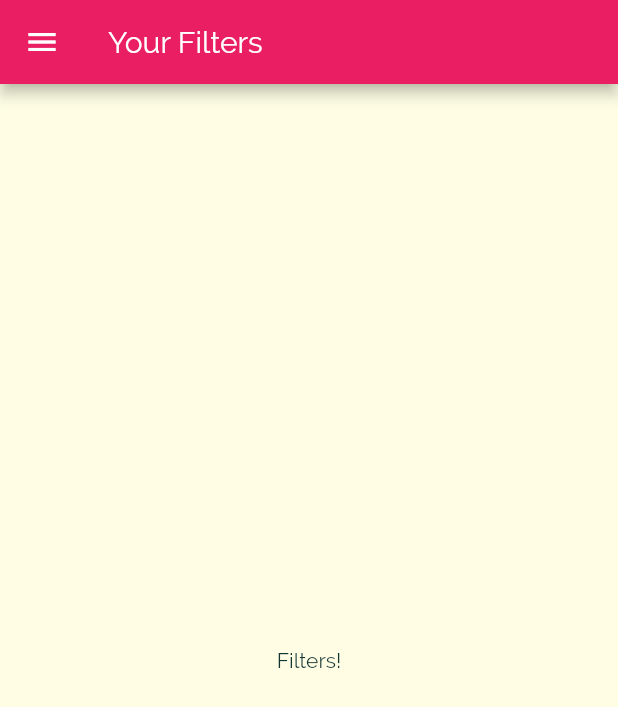
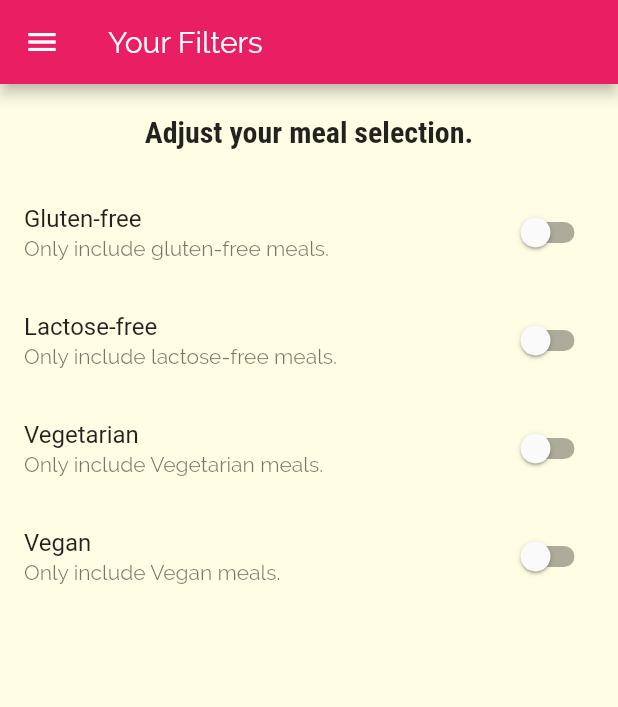
Before and after one commit to sannidhya-kushwaha/Meals_App, a Flutter app: the FiltersScreen screen opened by its route, on a phone screen of 412 x 824 dp. Shown: the top 707 px of the screen. Run offline on Flutter 3.47's test engine with Material 2 defaults, Android fonts, the phone set to English and light mode, and no system bars.

Commit message:
Adding Filter Switches

```diff
--- a/lib/screens/filters_screen.dart
+++ b/lib/screens/filters_screen.dart
@@ -2,8 +2,33 @@ import 'package:flutter/material.dart';
 
 import '../widgets/main_drawer.dart';
 
-class FiltersScreen extends StatelessWidget {
+class FiltersScreen extends StatefulWidget {
   static const routeName = '/filters';
+
+  @override
+  _FiltersScreenState createState() => _FiltersScreenState();
+}
+
+class _FiltersScreenState extends State<FiltersScreen> {
+  bool _glutenFree = false;
+  bool _vegetaian = false;
+  bool _vegan = false;
+  bool _lactoseFree = false;
+
+  Widget _buildSwitchListTile(
+    String title,
+    String description,
+    bool currentValue,
+    Function updateValue,
+  ) {
+    return SwitchListTile(
+      title: Text(title),
+      value: currentValue,
+      subtitle: Text(description),
+      onChanged: updateValue,
+    );
+  }
+
   @override
   Widget build(BuildContext context) {
     return Scaffold(
@@ -11,8 +36,70 @@ class FiltersScreen extends StatelessWidget {
         title: Text('Your Filters'),
       ),
       drawer: MainDrawer(),
-      body: Center(
-        child: Text('Filters!'),
+      body: Column(
+        children: [
+          Container(
+            padding: EdgeInsets.all(20),
+            child: Text(
+              'Adjust your meal selection.',
+              style: Theme.of(context).textTheme.title,
+            ),
+          ),
+          Expanded(
+            child: ListView(
+              children: [
+                _buildSwitchListTile(
+                  'Gluten-free',
+                  'Only include gluten-free meals.',
+                  _glutenFree,
+                  (newValue) {
+                    setState(
+                      () {
+                        _glutenFree = newValue;
+                      },
+                    );
+                  },
+                ),
+                _buildSwitchListTile(
+                  'Lactose-free',
+                  'Only include lactose-free meals.',
+                  _lactoseFree,
+                  (newValue) {
+                    setState(
+                      () {
+                        _lactoseFree = newValue;
+                      },
+                    );
+                  },
+                ),
+                _buildSwitchListTile(
+                  'Vegetarian',
+                  'Only include Vegetarian meals.',
+                  _vegetaian,
+                  (newValue) {
+                    setState(
+                      () {
+                        _vegetaian = newValue;
+                      },
+                    );
+                  },
+                ),
+                _buildSwitchListTile(
+                  'Vegan',
+                  'Only include Vegan meals.',
+                  _vegan,
+                  (newValue) {
+                    setState(
+                      () {
+                        _vegan = newValue;
+                      },
+                    );
+                  },
+                )
+              ],
+            ),
+          ),
+        ],
       ),
     );
   }
```
